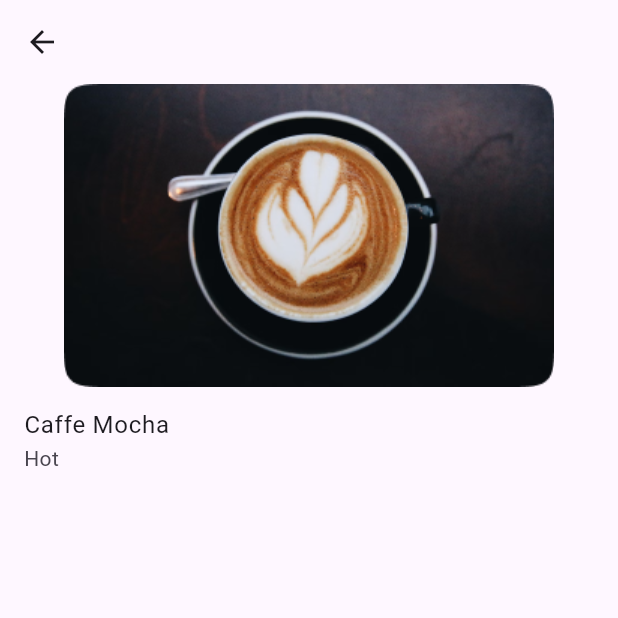
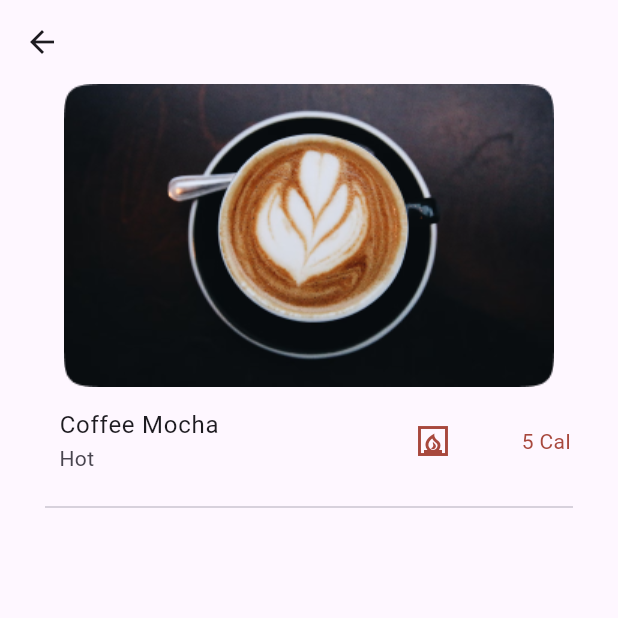
Before and after one commit to trt14/onze_coffee_app, a Flutter app: the ProductDetailsScreen screen opened directly, on a phone screen of 412 x 824 dp, the top half of it. Run offline on Flutter 3.47's test engine with Material 3 defaults, Android fonts, the phone set to English and light mode, and no system bars.

Commit message:
Design: create product details

```diff
--- a/lib/screen/shared/product_details_screen.dart
+++ b/lib/screen/shared/product_details_screen.dart
@@ -1,4 +1,6 @@
 import 'package:flutter/material.dart';
+import 'package:onze_coffee_app/helper/custom_colors.dart';
+import 'package:onze_coffee_app/helper/screen.dart';
 
 class ProductDetailsScreen extends StatelessWidget {
   const ProductDetailsScreen({super.key});
@@ -13,15 +15,14 @@ class ProductDetailsScreen extends StatelessWidget {
             child: Column(
               children: [
                 Image.asset("assets/product/image.png"),
-                Row(
-                  children: [
-                    Expanded(
-                      child: ListTile(
-                        title: Text("Caffe Mocha"),
-                        subtitle: Text("Hot"),
-                      ),
-                    )
-                  ],
+                const ProductTitle(
+                  name: "Coffee Mocha",
+                  cal: "5",
+                  type: "Hot",
+                ),
+                const Padding(
+                  padding: EdgeInsets.symmetric(horizontal: 30.0),
+                  child: Divider(),
                 )
               ],
             ),
@@ -29,3 +30,36 @@ class ProductDetailsScreen extends StatelessWidget {
     );
   }
 }
+
+class ProductTitle extends StatelessWidget {
+  const ProductTitle({
+    super.key,
+    required this.name,
+    required this.type,
+    required this.cal,
+  });
+  final String name;
+  final String type;
+  final String cal;
+  @override
+  Widget build(BuildContext context) {
+    return Row(
+      mainAxisAlignment: MainAxisAlignment.spaceAround,
+      children: [
+        SizedBox(
+          width: context.getWidth(value: .5),
+          child: ListTile(
+            title: Text(name),
+            subtitle: Text(type),
+          ),
+        ),
+        const Icon(color: AppColor.secondary, Icons.fireplace_outlined),
+        Padding(
+          padding: const EdgeInsets.only(right: 8.0),
+          child: Text(
+              style: const TextStyle(color: AppColor.secondary), "$cal Cal"),
+        )
+      ],
+    );
+  }
+}
```
